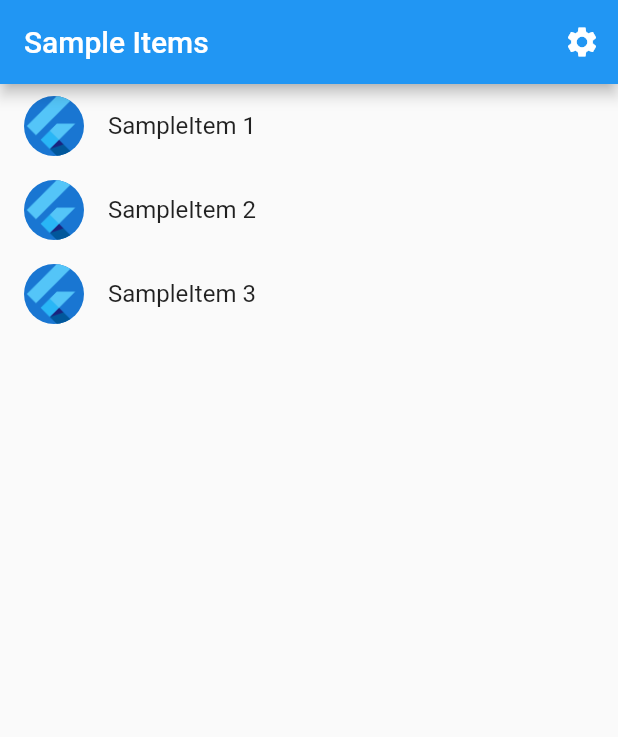
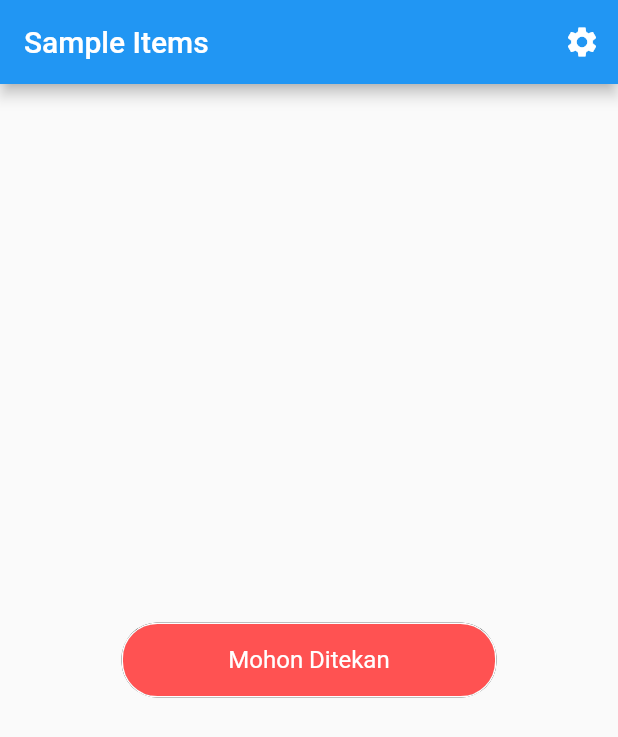
Before and after one commit to andradhandra/flutter-3d-button, a Flutter app: the screen it shows after launch, on a phone screen of 412 x 824 dp. Shown: the top 737 px of the screen. Run offline on Flutter 3.47's test engine with Material 2 defaults, Android fonts, the phone set to English and light mode, and no system bars; generated files the repository leaves out were written again.

Commit message:
add button

```diff
--- a/lib/src/app.dart
+++ b/lib/src/app.dart
@@ -2,8 +2,8 @@ import 'package:flutter/material.dart';
 import 'package:flutter_gen/gen_l10n/app_localizations.dart';
 import 'package:flutter_localizations/flutter_localizations.dart';
 
-import 'sample_feature/sample_item_details_view.dart';
-import 'sample_feature/sample_item_list_view.dart';
+import 'button_screen/sample_item_details_view.dart';
+import 'button_screen/sample_item_list_view.dart';
 import 'settings/settings_controller.dart';
 import 'settings/settings_view.dart';
 
--- a/lib/src/sample_feature/sample_item_list_view.dart
+++ b/lib/src/button_screen/sample_item_list_view.dart
@@ -4,16 +4,12 @@ import '../settings/settings_view.dart';
 import 'sample_item.dart';
 import 'sample_item_details_view.dart';
 
-/// Displays a list of SampleItems.
 class SampleItemListView extends StatelessWidget {
   const SampleItemListView({
     Key? key,
-    this.items = const [SampleItem(1), SampleItem(2), SampleItem(3)],
   }) : super(key: key);
 
   static const routeName = '/';
-
-  final List<SampleItem> items;
 
   @override
   Widget build(BuildContext context) {
@@ -39,32 +35,24 @@ class SampleItemListView extends StatelessWidget {
       // In contrast to the default ListView constructor, which requires
       // building all Widgets up front, the ListView.builder constructor lazily
       // builds Widgets as they’re scrolled into view.
-      body: ListView.builder(
-        // Providing a restorationId allows the ListView to restore the
-        // scroll position when a user leaves and returns to the app after it
-        // has been killed while running in the background.
-        restorationId: 'sampleItemListView',
-        itemCount: items.length,
-        itemBuilder: (BuildContext context, int index) {
-          final item = items[index];
-
-          return ListTile(
-            title: Text('SampleItem ${item.id}'),
-            leading: const CircleAvatar(
-              // Display the Flutter Logo image asset.
-              foregroundImage: AssetImage('assets/images/flutter_logo.png'),
+      body: Center(
+        child: Container(
+          height: 50,
+          width: 250,
+          child: const Text(
+            "Mohon Ditekan",
+            style: TextStyle(
+              color: Colors.white,
+              fontSize: 16,
             ),
-            onTap: () {
-              // Navigate to the details page. If the user leaves and returns to
-              // the app after it has been killed while running in the
-              // background, the navigation stack is restored.
-              Navigator.restorablePushNamed(
-                context,
-                SampleItemDetailsView.routeName,
-              );
-            }
-          );
-        },
+          ),
+          alignment: Alignment.center,
+          decoration: BoxDecoration(
+              color: Colors.redAccent,
+              borderRadius: const BorderRadius.all(Radius.circular(24)),
+              border: Border.all(color: Colors.white),
+              boxShadow: [BoxShadow()]),
+        ),
       ),
     );
   }
--- a/lib/src/localization/app_en.arb
+++ b/lib/src/localization/app_en.arb
@@ -1,5 +1,5 @@
 {
-  "appTitle": "flutter_3d_button",
+  "appTitle": "Flutter 3D Button",
   "@appTitle": {
     "description": "The title of the application"
   }
```
Also changed, not shown: lib/src/button_screen/sample_item.dart (renamed from lib/src/sample_feature/sample_item.dart), lib/src/button_screen/sample_item_details_view.dart (renamed from lib/src/sample_feature/sample_item_details_view.dart).
